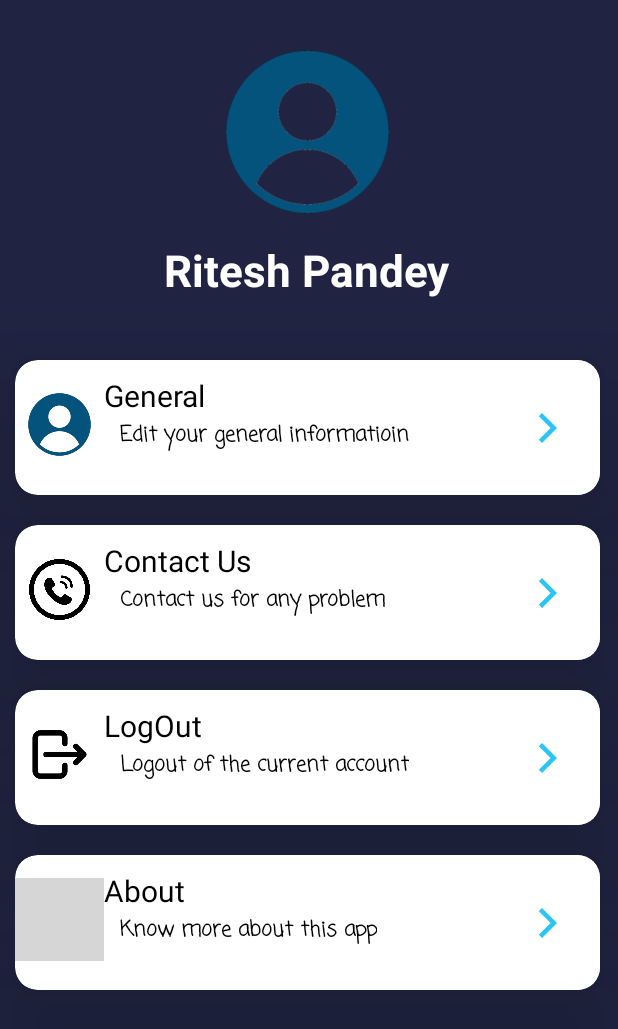
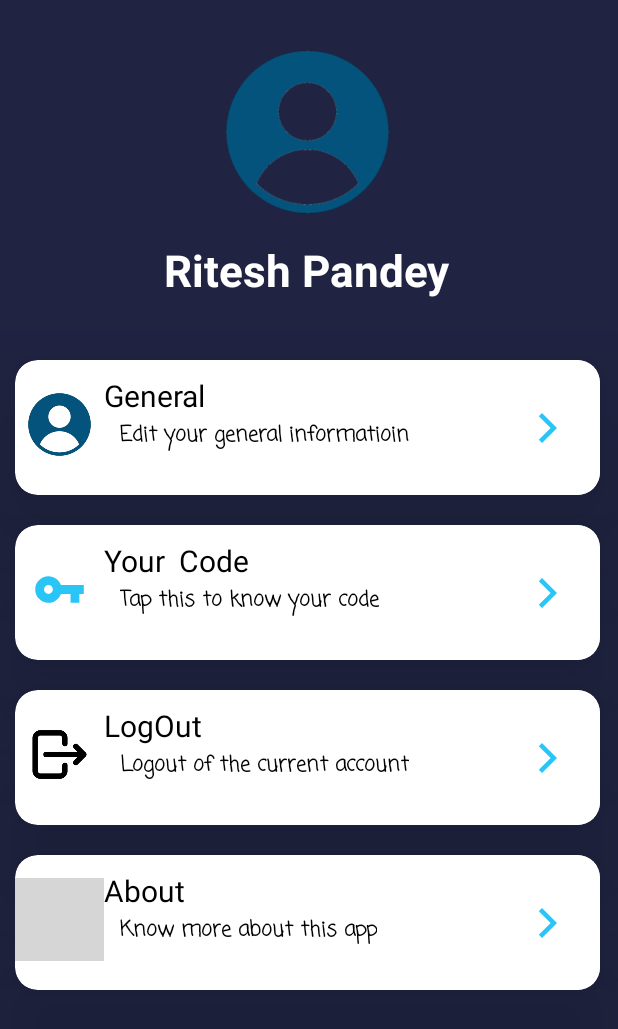
Before and after one commit to Xantosh/Anti-theft-app, an Android app: the profilepage screen opened directly, with no data from a screen before it, on a phone screen of 412 x 824 dp. Shown: the top 1029 px of the screen. Run offline under Robolectric (Android 15) with nearby library versions, the phone set to English and light mode, and no system bars; Roboto replaces fonts that are not available here; grey boxes are pictures that could not be loaded.

Commit message:
minor project

```diff
--- a/app/src/main/res/layout/activity_profilepage.xml
+++ b/app/src/main/res/layout/activity_profilepage.xml
@@ -98,7 +98,7 @@
             android:layout_marginLeft="70dp"
             android:layout_marginTop="39dp"
             android:fontFamily="casual"
-            android:text="Contact us for any problem"
+            android:text="Tap this to know your code"
             android:textColor="#000000"
             android:textStyle="bold" />
 
@@ -109,7 +109,7 @@
             android:layout_marginTop="10dp"
             android:fontFamily="@font/acme"
             android:gravity="start"
-            android:text="Contact Us"
+            android:text="Your  Code"
             android:textAlignment="textStart"
             android:textColor="#000000"
             android:textSize="20dp" />
@@ -118,8 +118,8 @@
             android:layout_width="59dp"
             android:layout_height="55dp"
             android:layout_marginTop="15dp"
-            android:padding="7dp"
-            app:srcCompat="@drawable/contact" />
+            android:padding="10dp"
+            app:srcCompat="@drawable/keys" />
 
         <ImageButton
             android:layout_width="99dp"
```
